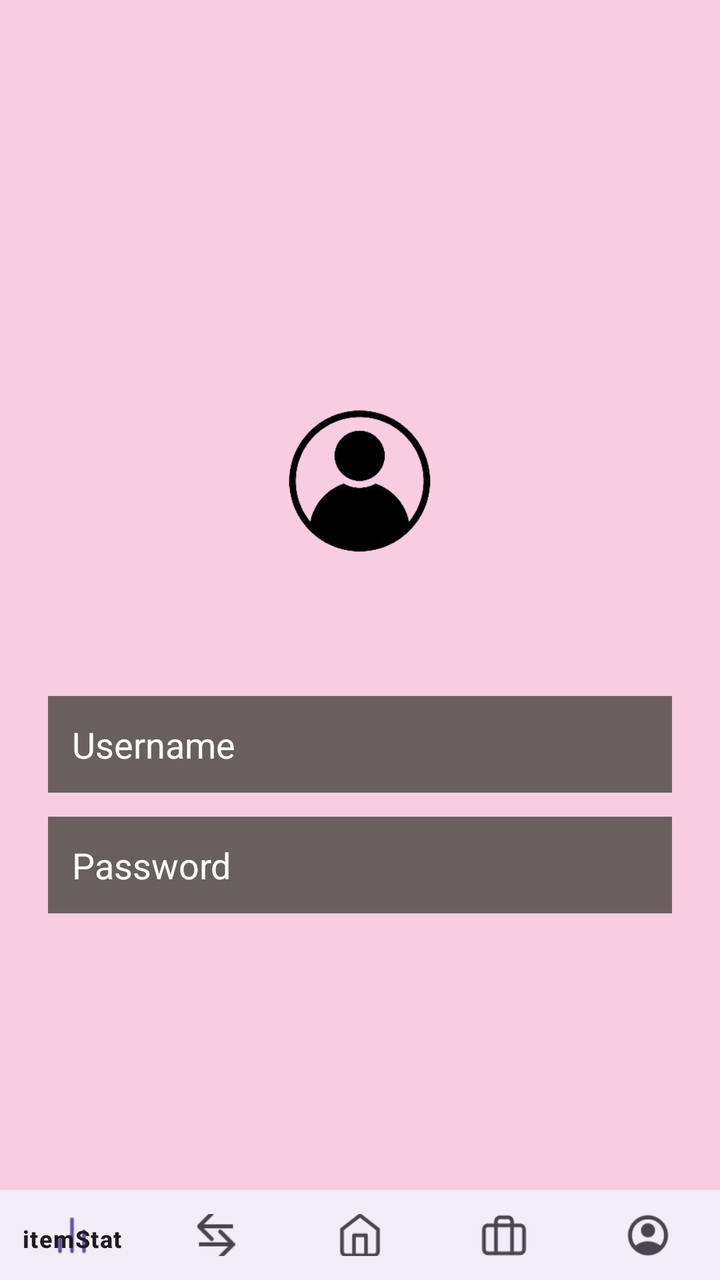
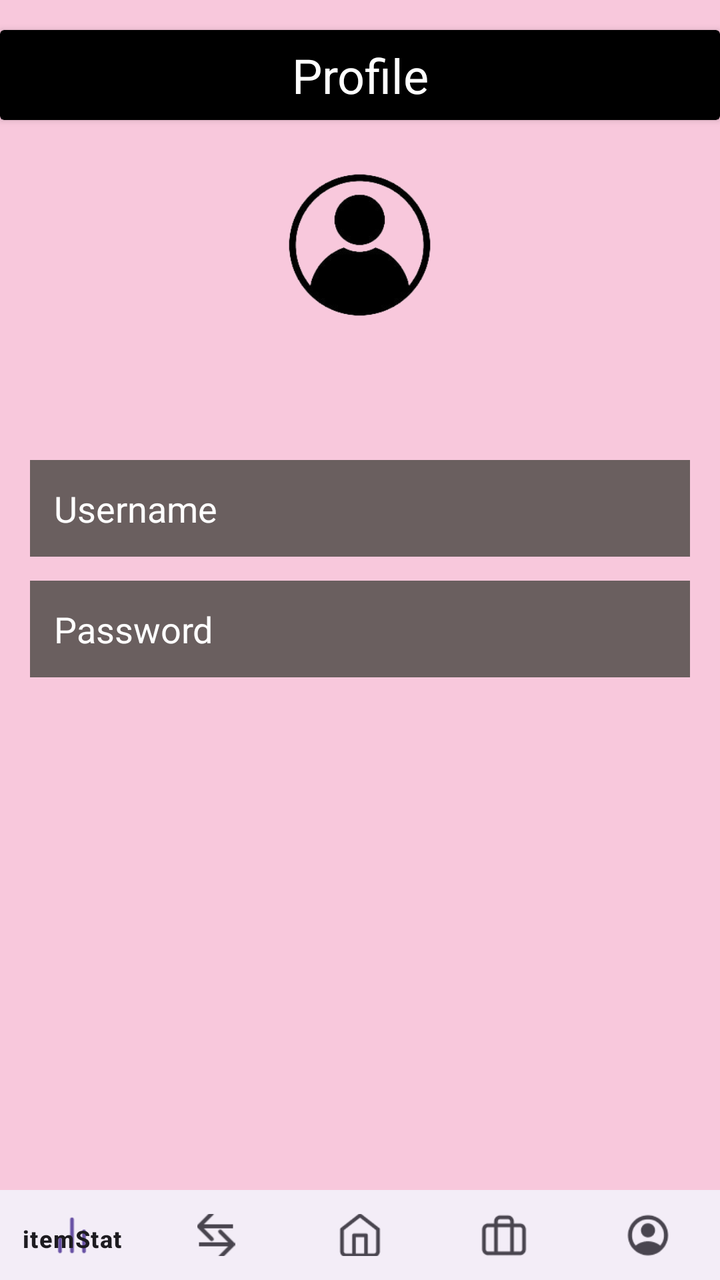

An Android layout rendered at two revisions. The XML below is the earlier revision; the diff shows what the commit changed to produce the second picture.
<!-- AndroidManifest.xml: application theme Theme.PiggyApp -->
<!-- res/layout/activity_profile.xml -->
<?xml version="1.0" encoding="utf-8"?>
<androidx.constraintlayout.widget.ConstraintLayout xmlns:android="http://schemas.android.com/apk/res/android"
    xmlns:app="http://schemas.android.com/apk/res-auto"
    xmlns:tools="http://schemas.android.com/tools"
    android:id="@+id/main"
    android:layout_width="match_parent"
    android:layout_height="match_parent"
    tools:context=".ProfileActivity">

    <LinearLayout
        android:orientation="vertical"
        android:background="#F8CDE2"
        android:layout_width="match_parent"
        android:layout_height="match_parent"
        android:padding="24dp"
        android:gravity="center">

        <ImageView
            android:id="@+id/imageProfile"
            android:layout_width="141dp"
            android:layout_height="115dp"
            android:layout_marginBottom="50dp"
            android:scaleType="centerCrop"
            android:src="@drawable/profile_icon" />

        <TextView
            android:id="@+id/txtUsername"
            android:layout_width="match_parent"
            android:layout_height="wrap_content"
            android:text="Username"
            android:textSize="18sp"
            android:background="#6A5F5F"
            android:padding="12dp"
            android:textColor="#fff"
            android:layout_marginBottom="12dp" />

        <TextView
            android:id="@+id/txtPassword"
            android:layout_width="match_parent"
            android:layout_height="wrap_content"
            android:text="Password"
            android:textSize="18sp"
            android:background="#6A5F5F"
            android:padding="12dp"
            android:textColor="#fff" />
    </LinearLayout>
    <LinearLayout
        android:layout_width="match_parent"
        android:layout_height="45dp"
        android:orientation="vertical"
        app:layout_constraintBottom_toBottomOf="parent">

        <com.google.android.material.bottomnavigation.BottomNavigationView
            android:id="@+id/bottomNavView"
            android:layout_width="match_parent"
            android:layout_height="45dp"
            app:itemIconTint="@null"
            app:labelVisibilityMode="auto"
            app:menu="@menu/navigation_bar" />
    </LinearLayout>

</androidx.constraintlayout.widget.ConstraintLayout>
<!-- resources referenced by this layout -->
<resources>
  <!-- drawable profile_icon: png bitmap (drawable, 21928 bytes) -->
  <style name="Theme.PiggyApp" parent="Base.Theme.PiggyApp" />
  <style name="Base.Theme.PiggyApp" parent="Theme.Material3.DayNight.NoActionBar">
          
          
      </style>
</resources>

<!-- the commit's change to res/layout/activity_profile.xml (unified diff, before → after) -->
@@ -5,15 +5,40 @@
     android:id="@+id/main"
     android:layout_width="match_parent"
     android:layout_height="match_parent"
+    android:background="@color/piggy_pink"
     tools:context=".ProfileActivity">
 
     <LinearLayout
+        android:layout_width="match_parent"
+        android:layout_height="wrap_content"
+        android:gravity="center"
         android:orientation="vertical"
-        android:background="#F8CDE2"
-        android:layout_width="match_parent"
-        android:layout_height="match_parent"
-        android:padding="24dp"
-        android:gravity="center">
+        app:layout_constraintEnd_toEndOf="parent"
+        app:layout_constraintStart_toStartOf="parent"
+        app:layout_constraintTop_toTopOf="parent">
+
+        <Space
+            android:layout_width="match_parent"
+            android:layout_height="15dp" />
+
+        <androidx.cardview.widget.CardView
+            android:layout_width="match_parent"
+            android:layout_height="45dp"
+            app:cardBackgroundColor="@color/piggy_black" >
+
+            <TextView
+                android:id="@+id/textView6"
+                android:layout_width="match_parent"
+                android:layout_height="match_parent"
+                android:gravity="center_horizontal|center_vertical"
+                android:text="Profile"
+                android:textColor="@color/piggy_white"
+                android:textSize="24sp" />
+        </androidx.cardview.widget.CardView>
+
+        <Space
+            android:layout_width="match_parent"
+            android:layout_height="5dp" />
 
         <ImageView
             android:id="@+id/imageProfile"
@@ -25,25 +50,26 @@
 
         <TextView
             android:id="@+id/txtUsername"
-            android:layout_width="match_parent"
+            android:layout_width="330dp"
             android:layout_height="wrap_content"
-            android:text="Username"
-            android:textSize="18sp"
+            android:layout_marginBottom="12dp"
             android:background="#6A5F5F"
             android:padding="12dp"
+            android:text="Username"
             android:textColor="#fff"
-            android:layout_marginBottom="12dp" />
+            android:textSize="18sp" />
 
         <TextView
             android:id="@+id/txtPassword"
-            android:layout_width="match_parent"
+            android:layout_width="330dp"
             android:layout_height="wrap_content"
-            android:text="Password"
-            android:textSize="18sp"
             android:background="#6A5F5F"
             android:padding="12dp"
-            android:textColor="#fff" />
+            android:text="Password"
+            android:textColor="#fff"
+            android:textSize="18sp" />
     </LinearLayout>
+
     <LinearLayout
         android:layout_width="match_parent"
         android:layout_height="45dp"
<!-- resource entries referenced after the edit -->
@@ -1,5 +1,8 @@
 <!-- resources referenced by this layout -->
 <resources>
+  <color name="piggy_black">#000000</color>
+  <color name="piggy_pink">#F8C8DC</color>
+  <color name="piggy_white">#FFFFFF</color>
   <!-- drawable profile_icon: png bitmap (drawable, 21928 bytes) -->
   <style name="Theme.PiggyApp" parent="Base.Theme.PiggyApp" />
   <style name="Base.Theme.PiggyApp" parent="Theme.Material3.DayNight.NoActionBar">
